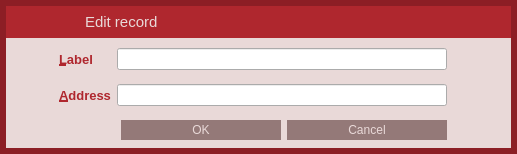
Before: the Qt Designer form src/qt/forms/editaddressdialog.ui in LIMXTEC/Megacoin, drawn with Qt 5.
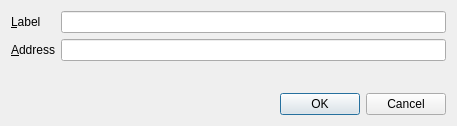
After: the same form once the commit is applied. Icons and pictures are not drawn. Custom widgets are drawn as their Qt base class.

The edit to the form file:
```diff
--- a/src/qt/forms/editaddressdialog.ui
+++ b/src/qt/forms/editaddressdialog.ui
@@ -6,431 +6,75 @@
    <rect>
     <x>0</x>
     <y>0</y>
-    <width>517</width>
-    <height>154</height>
+    <width>457</width>
+    <height>126</height>
    </rect>
   </property>
   <property name="windowTitle">
    <string/>
   </property>
-  <property name="styleSheet">
-   <string notr="true">QLabel {
-	color: #AF272E;
-}
-
-QDialog {
-	background-color: rgb(140, 30, 37);
-}</string>
-  </property>
-  <layout class="QVBoxLayout" name="verticalLayout_2">
-   <property name="spacing">
-    <number>0</number>
-   </property>
-   <property name="margin">
-    <number>6</number>
-   </property>
+  <layout class="QVBoxLayout" name="verticalLayout">
    <item>
-    <widget class="QFrame" name="frame">
-     <property name="styleSheet">
-      <string notr="true">#frame {
-	background-color: #E9D9D8;
-    border-style:none;
-}</string>
+    <layout class="QFormLayout" name="formLayout">
+     <property name="fieldGrowthPolicy">
+      <enum>QFormLayout::AllNonFixedFieldsGrow</enum>
      </property>
-     <property name="frameShape">
-      <enum>QFrame::StyledPanel</enum>
+     <item row="0" column="0">
+      <widget class="QLabel" name="label">
+       <property name="text">
+        <string>&amp;Label</string>
+       </property>
+       <property name="buddy">
+        <cstring>labelEdit</cstring>
+       </property>
+      </widget>
+     </item>
+     <item row="0" column="1">
+      <widget class="QLineEdit" name="labelEdit">
+       <property name="toolTip">
+        <string>The label associated with this address list entry</string>
+       </property>
+      </widget>
+     </item>
+     <item row="1" column="0">
+      <widget class="QLabel" name="label_2">
+       <property name="text">
+        <string>&amp;Address</string>
+       </property>
+       <property name="buddy">
+        <cstring>addressEdit</cstring>
+       </property>
+      </widget>
+     </item>
+     <item row="1" column="1">
+      <widget class="QValidatedLineEdit" name="addressEdit">
+       <property name="toolTip">
+        <string>The address associated with this address list entry. This can only be modified for sending addresses.</string>
+       </property>
+      </widget>
+     </item>
+    </layout>
+   </item>
+   <item>
+    <widget class="QDialogButtonBox" name="buttonBox">
+     <property name="orientation">
+      <enum>Qt::Horizontal</enum>
      </property>
-     <property name="frameShadow">
-      <enum>QFrame::Raised</enum>
+     <property name="standardButtons">
+      <set>QDialogButtonBox::Cancel|QDialogButtonBox::Ok</set>
      </property>
-     <property name="lineWidth">
-      <number>1</number>
-     </property>
-     <layout class="QVBoxLayout" name="verticalLayout">
-      <property name="spacing">
-       <number>0</number>
-      </property>
-      <property name="margin">
-       <number>0</number>
-      </property>
-      <item>
-       <widget class="QWidget" name="wCaption" native="true">
-        <property name="minimumSize">
-         <size>
-          <width>0</width>
-          <height>32</height>
-         </size>
-        </property>
-        <property name="maximumSize">
-         <size>
-          <width>16777215</width>
-          <height>32</height>
-         </size>
-        </property>
-        <property name="styleSheet">
-         <string notr="true">#wCaption {
-	background-color:  rgb(175, 39, 46);
-}</string>
-        </property>
-        <property name="is_header" stdset="0">
-         <bool>true</bool>
-        </property>
-        <layout class="QHBoxLayout" name="horizontalLayout_19">
-         <property name="margin">
-          <number>0</number>
-         </property>
-         <item>
-          <spacer name="horizontalSpacer_26">
-           <property name="orientation">
-            <enum>Qt::Horizontal</enum>
-           </property>
-           <property name="sizeType">
-            <enum>QSizePolicy::Fixed</enum>
-           </property>
-           <property name="sizeHint" stdset="0">
-            <size>
-             <width>7</width>
-             <height>20</height>
-            </size>
-           </property>
-          </spacer>
-         </item>
-         <item>
-          <widget class="QLabel" name="picEdit">
-           <property name="sizePolicy">
-            <sizepolicy hsizetype="Preferred" vsizetype="Preferred">
-             <horstretch>0</horstretch>
-             <verstretch>0</verstretch>
-            </sizepolicy>
-           </property>
-           <property name="minimumSize">
-            <size>
-             <width>30</width>
-             <height>30</height>
-            </size>
-           </property>
-           <property name="maximumSize">
-            <size>
-             <width>30</width>
-             <height>30</height>
-            </size>
-           </property>
-           <property name="text">
-            <string/>
-           </property>
-           <property name="pixmap">
-            <pixmap resource="../res.qrc">:/res/edit_record_icon.png</pixmap>
-           </property>
-          </widget>
-         </item>
-         <item>
-          <widget class="QLabel" name="picAdd">
-           <property name="enabled">
-            <bool>true</bool>
-           </property>
-           <property name="sizePolicy">
-            <sizepolicy hsizetype="Preferred" vsizetype="Preferred">
-             <horstretch>0</horstretch>
-             <verstretch>0</verstretch>
-            </sizepolicy>
-           </property>
-           <property name="minimumSize">
-            <size>
-             <width>30</width>
-             <height>30</height>
-            </size>
-           </property>
-           <property name="maximumSize">
-            <size>
-             <width>30</width>
-             <height>30</height>
-            </size>
-           </property>
-           <property name="text">
-            <string/>
-           </property>
-           <property name="pixmap">
-            <pixmap resource="../res.qrc">:/res/add_record_icon.png</pixmap>
-           </property>
-          </widget>
-         </item>
-         <item>
-          <widget class="QLabel" name="lbTitle">
-           <property name="font">
-            <font>
-             <pointsize>11</pointsize>
-             <stylestrategy>PreferAntialias</stylestrategy>
-            </font>
-           </property>
-           <property name="styleSheet">
-            <string notr="true">QLabel {
-	color: #E9D9D8;
-}</string>
-           </property>
-           <property name="text">
-            <string>Edit record</string>
-           </property>
-          </widget>
-         </item>
-         <item>
-          <widget class="QPushButton" name="bClose">
-           <property name="minimumSize">
-            <size>
-             <width>30</width>
-             <height>30</height>
-            </size>
-           </property>
-           <property name="maximumSize">
-            <size>
-             <width>30</width>
-             <height>30</height>
-            </size>
-           </property>
-           <property name="styleSheet">
-            <string notr="true">QPushButton {	
-	image: url(:/res/close_normal.png);
-	border: 0px solid gray;
-}
-QPushButton:pressed:flat {
-	image: url(:/res/close_normal.png);
-}
-
-QPushButton:hover {
-	image: url(:/res/close_hover.png);
-}</string>
-           </property>
-           <property name="text">
-            <string notr="true"/>
-           </property>
-           <property name="flat">
-            <bool>true</bool>
-           </property>
-          </widget>
-         </item>
-        </layout>
-       </widget>
-      </item>
-      <item>
-       <spacer name="verticalSpacer">
-        <property name="orientation">
-         <enum>Qt::Vertical</enum>
-        </property>
-        <property name="sizeType">
-         <enum>QSizePolicy::Fixed</enum>
-        </property>
-        <property name="sizeHint" stdset="0">
-         <size>
-          <width>20</width>
-          <height>5</height>
-         </size>
-        </property>
-       </spacer>
-      </item>
-      <item>
-       <layout class="QHBoxLayout" name="horizontalLayout_2" stretch="1,8,0">
-        <item>
-         <spacer name="horizontalSpacer">
-          <property name="orientation">
-           <enum>Qt::Horizontal</enum>
-          </property>
-          <property name="sizeHint" stdset="0">
-           <size>
-            <width>40</width>
-            <height>20</height>
-           </size>
-          </property>
-         </spacer>
-        </item>
-        <item>
-         <widget class="QWidget" name="wContent" native="true">
-          <layout class="QGridLayout" name="gridLayout">
-           <property name="margin">
-            <number>0</number>
-           </property>
-           <item row="0" column="0">
-            <widget class="QLabel" name="label">
-             <property name="font">
-              <font>
-               <pointsize>10</pointsize>
-               <weight>75</weight>
-               <bold>true</bold>
-              </font>
-             </property>
-             <property name="text">
-              <string>&amp;Label</string>
-             </property>
-             <property name="margin">
-              <number>5</number>
-             </property>
-             <property name="buddy">
-              <cstring>labelEdit</cstring>
-             </property>
-            </widget>
-           </item>
-           <item row="1" column="1">
-            <widget class="QLineEdit" name="addressEdit">
-             <property name="minimumSize">
-              <size>
-               <width>0</width>
-               <height>20</height>
-              </size>
-             </property>
-             <property name="toolTip">
-              <string>The address associated with this address book entry. This can only be modified for sending addresses.</string>
-             </property>
-            </widget>
-           </item>
-           <item row="2" column="1">
-            <layout class="QHBoxLayout" name="horizontalLayout">
-             <item>
-              <spacer name="horizontalSpacer_3">
-               <property name="orientation">
-                <enum>Qt::Horizontal</enum>
-               </property>
-               <property name="sizeHint" stdset="0">
-                <size>
-                 <width>40</width>
-                 <height>20</height>
-                </size>
-               </property>
-              </spacer>
-             </item>
-             <item>
-              <widget class="QDialogButtonBox" name="buttonBox">
-               <property name="styleSheet">
-                <string notr="true">QPushButton {
-	background-color: #947978;
-	color: #E9D9D8;
-	border: 0px solid gray;
-	max-height: 20px;
-	min-height: 20px;
-	max-width: 160px;
-	min-width: 160px;
-}
-
-QPushButton:hover {
-	background-color: #AF272E;
-}
-
-QPushButton:pressed:flat {
-	background-color: #9D0B17;
-}</string>
-               </property>
-               <property name="orientation">
-                <enum>Qt::Horizontal</enum>
-               </property>
-               <property name="standardButtons">
-                <set>QDialogButtonBox::Cancel|QDialogButtonBox::Ok</set>
-               </property>
-              </widget>
-             </item>
-            </layout>
-           </item>
-           <item row="0" column="1">
-            <widget class="QLineEdit" name="labelEdit">
-             <property name="minimumSize">
-              <size>
-               <width>0</width>
-               <height>20</height>
-              </size>
-             </property>
-             <property name="toolTip">
-              <string>The label associated with this address book entry</string>
-             </property>
-            </widget>
-           </item>
-           <item row="1" column="0">
-            <widget class="QLabel" name="label_2">
-             <property name="font">
-              <font>
-               <pointsize>10</pointsize>
-               <weight>75</weight>
-               <bold>true</bold>
-              </font>
-             </property>
-             <property name="text">
-              <string>&amp;Address</string>
-             </property>
-             <property name="margin">
-              <number>5</number>
-             </property>
-             <property name="buddy">
-              <cstring>addressEdit</cstring>
-             </property>
-            </widget>
-           </item>
-           <item row="1" column="2">
-            <widget class="QPushButton" name="pasteButton">
-             <property name="minimumSize">
-              <size>
-               <width>28</width>
-               <height>28</height>
-              </size>
-             </property>
-             <property name="maximumSize">
-              <size>
-               <width>28</width>
-               <height>28</height>
-              </size>
-             </property>
-             <property name="toolTip">
-              <string>Paste from clipboard</string>
-             </property>
-             <property name="styleSheet">
-              <string notr="true">QPushButton {
-	border: 0px solid gray;
-	image: url(:/res/paste/normal.png);	
-}
-
-QPushButton:!enabled {
-	image: url(:/res/paste/disabled.png);
-}
-
-QPushButton:pressed:flat {
-	image: url(:/res/paste/pressed.png);
-}
-
-QPushButton:hover {
-	image: url(:/res/paste/hover.png);
-}</string>
-             </property>
-             <property name="text">
-              <string/>
-             </property>
-             <property name="shortcut">
-              <string>Alt+A</string>
-             </property>
-             <property name="flat">
-              <bool>true</bool>
-             </property>
-            </widget>
-           </item>
-          </layout>
-         </widget>
-        </item>
-        <item>
-         <spacer name="horizontalSpacer_2">
-          <property name="orientation">
-           <enum>Qt::Horizontal</enum>
-          </property>
-          <property name="sizeHint" stdset="0">
-           <size>
-            <width>30</width>
-            <height>20</height>
-           </size>
-          </property>
-         </spacer>
-        </item>
-       </layout>
-      </item>
-     </layout>
     </widget>
    </item>
   </layout>
  </widget>
- <resources>
-  <include location="../res.qrc"/>
- </resources>
+ <customwidgets>
+  <customwidget>
+   <class>QValidatedLineEdit</class>
+   <extends>QLineEdit</extends>
+   <header>qvalidatedlineedit.h</header>
+  </customwidget>
+ </customwidgets>
+ <resources/>
  <connections>
   <connection>
    <sender>buttonBox</sender>
```
Left out of the diff: 37 changed lines with no effect on the pictures.
